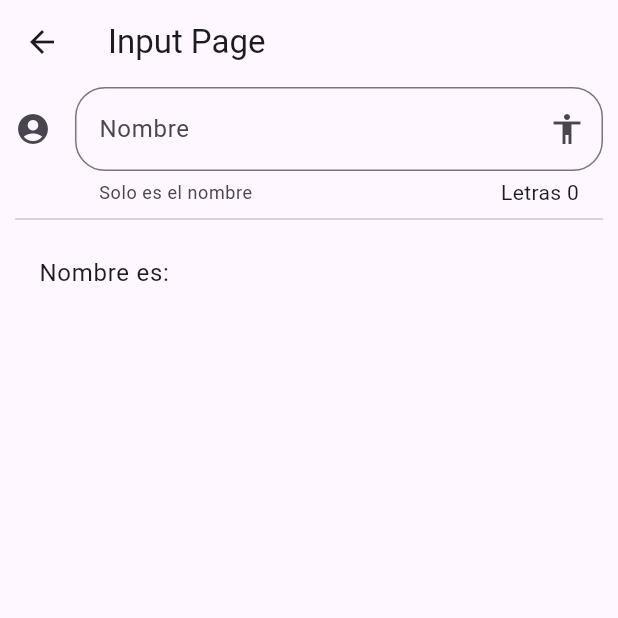
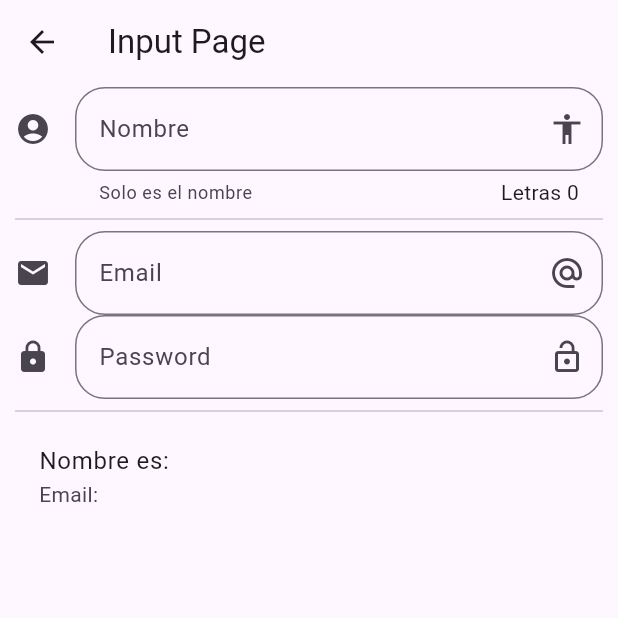
Before and after one commit to HoopStar23/seminario-1, a Flutter app: the InputPage screen opened by its route, on a phone screen of 412 x 824 dp, the top half of it. Run offline on Flutter 3.47's test engine with Material 3 defaults, Android fonts, the phone set to English and light mode, and no system bars.

Commit message:
Email y Password

```diff
--- a/lib/input_page.dart
+++ b/lib/input_page.dart
@@ -7,6 +7,7 @@ class InputPage extends StatefulWidget{
 
 class _InputPageState extends State<InputPage>{
   String _nombre = "";
+  String _email = "";
   @override
   Widget build(BuildContext context){
     return Scaffold(
@@ -15,7 +16,7 @@ class _InputPageState extends State<InputPage>{
       ),
       body: ListView(
         padding: EdgeInsets.symmetric(horizontal: 10, vertical: 2),
-        children: [_crearInput(), Divider(), _crearPersona()],
+        children: [_crearInput(), Divider(), _crearEmail(), _crearPassword(), Divider(), _crearPersona()],
       ),
     );
   }
@@ -42,6 +43,35 @@ class _InputPageState extends State<InputPage>{
   Widget _crearPersona(){
     return ListTile(
       title: Text('Nombre es: ${_nombre}'),
+      subtitle: Text('Email: ${_email}'),
     );
   }
+
+  Widget _crearEmail(){
+    return TextField(
+      keyboardType: TextInputType.emailAddress,
+      decoration: InputDecoration(
+        hintText: 'Email',
+        labelText: 'Email',
+        suffixIcon: Icon(Icons.alternate_email),
+        icon: Icon(Icons.email),
+        border: OutlineInputBorder(borderRadius: BorderRadius.circular(20))),
+      onChanged: (value) => setState(() {
+        _email = value;
+      }));
+  }
+
+  Widget _crearPassword(){
+    return TextField(
+      obscureText: true,
+      decoration: InputDecoration(
+        hintText: 'Password',
+        labelText: 'Password',
+        suffixIcon: Icon(Icons.lock_open),
+        icon: Icon(Icons.lock),
+        border: OutlineInputBorder(borderRadius: BorderRadius.circular(20))),
+      onChanged: (value) => setState(() {
+        _email = value;
+      }));
+  }
 }
```
